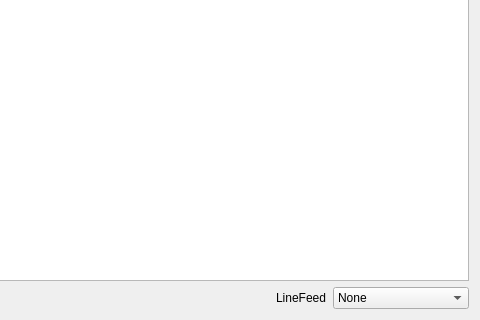
Before: the Qt Designer form L89HA_GPS/terminal.ui in iiriis/L89HA_Tool, drawn with Qt 5; both pictures show x 289 to 769 and y 192 to 512 of the 769 by 512 pixel window.
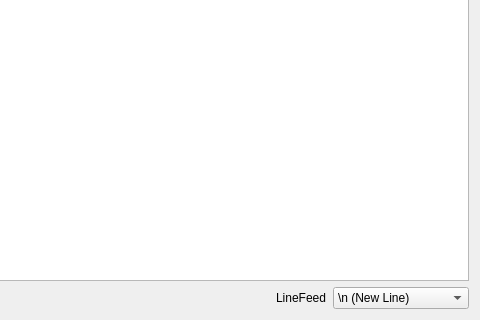
After: the same form once the commit is applied. Icons and pictures are not drawn.

Commit message: updated terminal window

Patch:
```diff
--- a/L89HA_GPS/terminal.ui
+++ b/L89HA_GPS/terminal.ui
@@ -92,6 +92,9 @@
    </item>
    <item row="5" column="6">
     <widget class="QComboBox" name="lineFeed_Combobox">
+     <property name="currentIndex">
+      <number>1</number>
+     </property>
      <item>
       <property name="text">
        <string>None</string>
```
Left out of the diff: 68 changed lines with no effect on the pictures. The commit also changes 5 other files.
